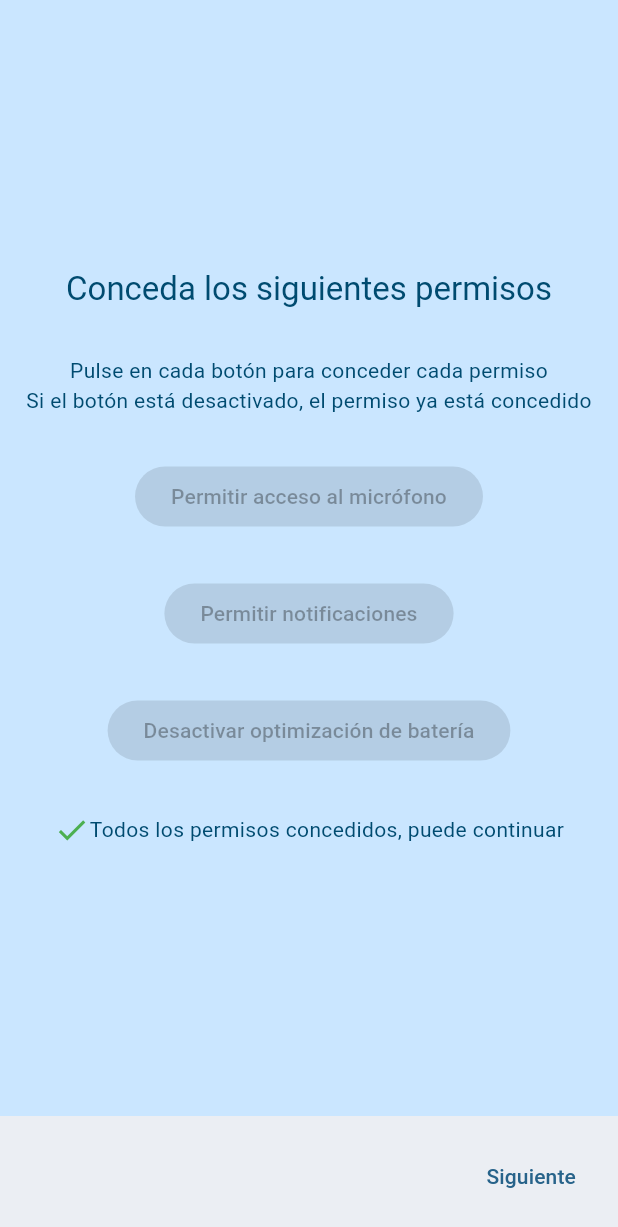
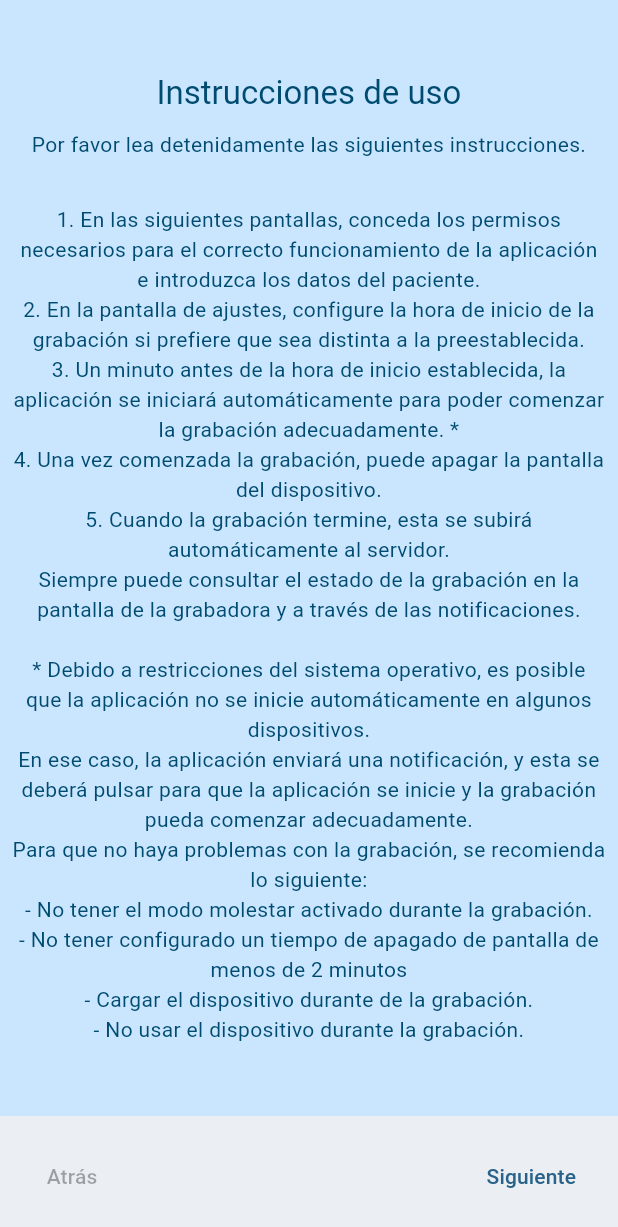
Before and after one commit to ottoknowsnt/apneadiag, a Flutter app: the screen it shows after launch, on a phone screen of 412 x 824 dp. Shown: the top 1227 px of the screen. Run offline on Flutter 3.47's test engine with Material 2 defaults, Android fonts, the phone set to English and light mode, and no system bars; our stand-ins replace battery_plus, flutter_local_notifications, permission_handler, shared_preferences, timezone; missing offline and left inert: flutter_sound.

Commit message:
Add Instructions page to Onboarding screen Closes #60

```diff
--- /dev/null
+++ b/assets/text/instructions.txt
@@ -0,0 +1,14 @@
+1. En las siguientes pantallas, conceda los permisos necesarios para el correcto funcionamiento de la aplicación e introduzca los datos del paciente.
+2. En la pantalla de ajustes, configure la hora de inicio de la grabación si prefiere que sea distinta a la preestablecida.
+3. Un minuto antes de la hora de inicio establecida, la aplicación se iniciará automáticamente para poder comenzar la grabación adecuadamente. *
+4. Una vez comenzada la grabación, puede apagar la pantalla del dispositivo.
+5. Cuando la grabación termine, esta se subirá automáticamente al servidor.
+Siempre puede consultar el estado de la grabación en la pantalla de la grabadora y a través de las notificaciones.
+
+* Debido a restricciones del sistema operativo, es posible que la aplicación no se inicie automáticamente en algunos dispositivos.
+En ese caso, la aplicación enviará una notificación, y esta se deberá pulsar para que la aplicación se inicie y la grabación pueda comenzar adecuadamente.
+Para que no haya problemas con la grabación, se recomienda lo siguiente:
+- No tener el modo molestar activado durante la grabación.
+- No tener configurado un tiempo de apagado de pantalla de menos de 2 minutos
+- Cargar el dispositivo durante de la grabación.
+- No usar el dispositivo durante la grabación.
--- a/lib/screens/home_page.dart
+++ b/lib/screens/home_page.dart
@@ -34,7 +34,12 @@ class _HomePageState extends State<HomePage> {
           body: Container(
             color: Theme.of(context).colorScheme.primaryContainer,
             alignment: Alignment.center,
-            child: const PermissionsPage(),
+            child: const SafeArea(
+              child: Padding(
+                padding: EdgeInsets.all(8.0),
+                child: PermissionsPage(),
+              ),
+            ),
           ),
         );
       });
@@ -77,7 +82,12 @@ class _HomePageState extends State<HomePage> {
           body: Container(
             color: Theme.of(context).colorScheme.primaryContainer,
             alignment: Alignment.center,
-            child: page,
+            child: SafeArea(
+              child: Padding(
+                padding: const EdgeInsets.all(8.0),
+                child: page,
+              ),
+            ),
           ),
         );
       });
--- /dev/null
+++ b/lib/screens/instructions_page.dart
@@ -0,0 +1,53 @@
+import 'package:flutter/material.dart';
+
+class InstructionsPage extends StatelessWidget {
+  const InstructionsPage({super.key});
+
+  @override
+  Widget build(BuildContext context) {
+    var theme = Theme.of(context);
+    var styleTitle = theme.textTheme.titleLarge!.copyWith(
+      color: theme.colorScheme.onPrimaryContainer,
+    );
+    var styleSubtitle = theme.textTheme.bodyMedium!.copyWith(
+      color: theme.colorScheme.onPrimaryContainer,
+    );
+
+    return Center(
+      child: SingleChildScrollView(
+        child: Column(
+          mainAxisAlignment: MainAxisAlignment.center,
+          children: [
+            Text('Instrucciones de uso',
+                textAlign: TextAlign.center, softWrap: true, style: styleTitle),
+            const SizedBox(height: 10),
+            Text('Por favor lea detenidamente las siguientes instrucciones.',
+                textAlign: TextAlign.center,
+                softWrap: true,
+                style: styleSubtitle),
+            const SizedBox(height: 30),
+            FutureBuilder(
+              future: DefaultAssetBundle.of(context)
+                  .loadString('assets/text/instructions.txt'),
+              builder: (context, snapshot) {
+                if (snapshot.hasData) {
+                  return Text(snapshot.data as String,
+                      textAlign: TextAlign.center,
+                      softWrap: true,
+                      style: styleSubtitle);
+                } else if (snapshot.hasError) {
+                  return Text('Error al cargar las instrucciones',
+                      textAlign: TextAlign.center,
+                      softWrap: true,
+                      style: styleSubtitle);
+                } else {
+                  return const CircularProgressIndicator();
+                }
+              },
+            ),
+          ],
+        ),
+      ),
+    );
+  }
+}
--- a/lib/screens/onboarding_page.dart
+++ b/lib/screens/onboarding_page.dart
@@ -3,6 +3,7 @@ import 'package:provider/provider.dart';
 import 'package:apneadiag/screens/register_page.dart';
 import 'package:apneadiag/screens/permissions_page.dart';
 import 'package:apneadiag/utilities/permission_manager.dart';
+import 'package:apneadiag/screens/instructions_page.dart';
 
 class OnboardingPage extends StatefulWidget {
   const OnboardingPage({super.key});
@@ -24,6 +25,9 @@ class _OnboardingPageState extends State<OnboardingPage> {
       body: Container(
         color: Theme.of(context).colorScheme.primaryContainer,
         alignment: Alignment.center,
+        child: SafeArea(
+          child: Padding(
+            padding: const EdgeInsets.all(8.0),
             child: PageView(
               controller: pageController,
               physics: const NeverScrollableScrollPhysics(),
@@ -33,16 +37,33 @@ class _OnboardingPageState extends State<OnboardingPage> {
                 });
               },
               children: const [
+                InstructionsPage(),
                 PermissionsPage(),
                 RegisterPage(),
               ],
             ),
           ),
+        ),
+      ),
       bottomNavigationBar: BottomAppBar(
-        child: Align(
-          alignment: Alignment.centerRight,
-          child: TextButton(
-            onPressed: !allPermissionsGranted || currentIndex == 1
+        child: Row(
+          mainAxisAlignment: MainAxisAlignment.spaceBetween,
+          children: [
+            TextButton(
+              onPressed: currentIndex == 0
+                  ? null
+                  : () {
+                      pageController.previousPage(
+                        duration: const Duration(milliseconds: 300),
+                        curve: Curves.easeInOut,
+                      );
+                    },
+              child: const Text('Atrás',
+                  textAlign: TextAlign.center, softWrap: true),
+            ),
+            TextButton(
+              onPressed: (currentIndex == 1 && !allPermissionsGranted) ||
+                      currentIndex == 2
                   ? null
                   : () {
                       pageController.nextPage(
@@ -53,6 +74,7 @@ class _OnboardingPageState extends State<OnboardingPage> {
               child: const Text('Siguiente',
                   textAlign: TextAlign.center, softWrap: true),
             ),
+          ],
         ),
       ),
     );
--- a/lib/screens/register_page.dart
+++ b/lib/screens/register_page.dart
@@ -26,9 +26,7 @@ class _RegisterPageState extends State<RegisterPage> {
       color: theme.colorScheme.onPrimaryContainer,
     );
 
-    return Padding(
-      padding: const EdgeInsets.all(8.0),
-      child: Center(
+    return Center(
       child: SingleChildScrollView(
         child: Form(
           key: _formKey,
@@ -100,8 +98,7 @@ class _RegisterPageState extends State<RegisterPage> {
                     );
                   }),
                   // Allow Decimal Number With Precision of 2 Only
-                    FilteringTextInputFormatter.allow(
-                        RegExp(r'^\d+\.?\d{0,1}')),
+                  FilteringTextInputFormatter.allow(RegExp(r'^\d+\.?\d{0,1}')),
                 ],
               ),
               const SizedBox(height: 10),
@@ -167,7 +164,6 @@ class _RegisterPageState extends State<RegisterPage> {
           ),
         ),
       ),
-      ),
     );
   }
 }
--- a/pubspec.yaml
+++ b/pubspec.yaml
@@ -31,6 +31,7 @@ flutter:
   uses-material-design: true
   assets:
     - assets/
+    - assets/text/
     - assets/images/
 
 flutter_launcher_icons:
```
Lines whose indentation alone changed are shown as unchanged.
